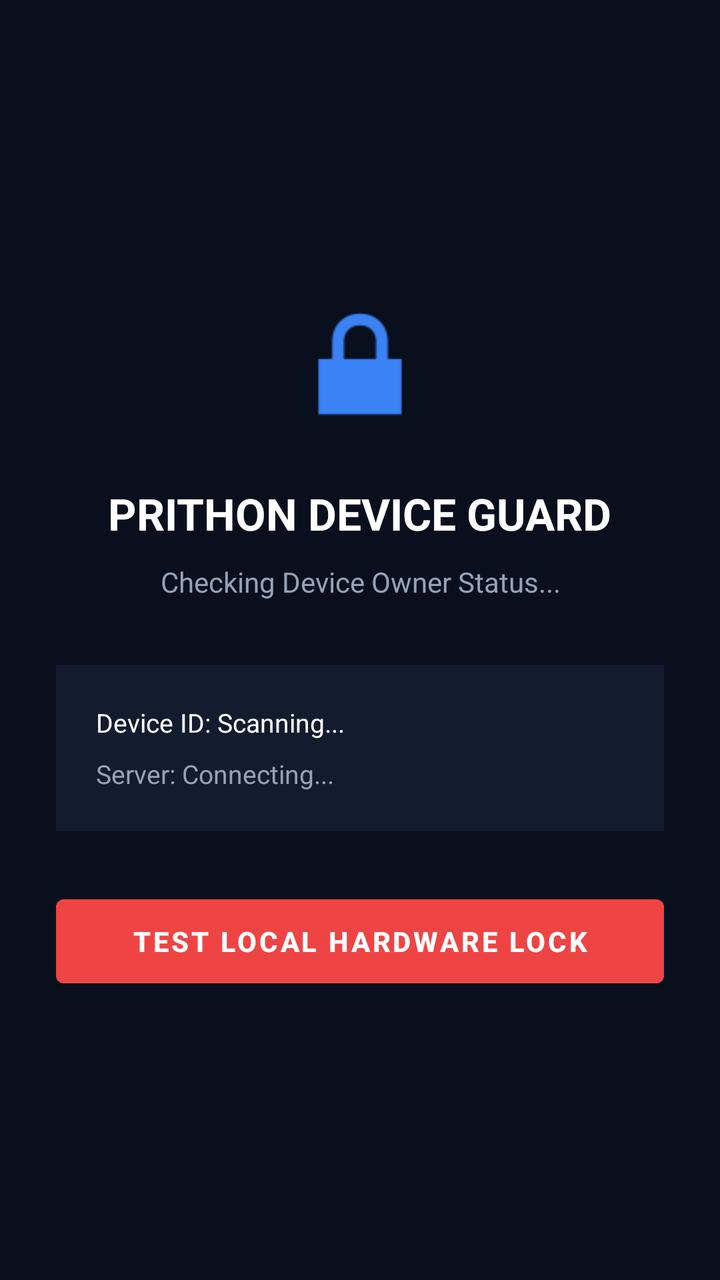
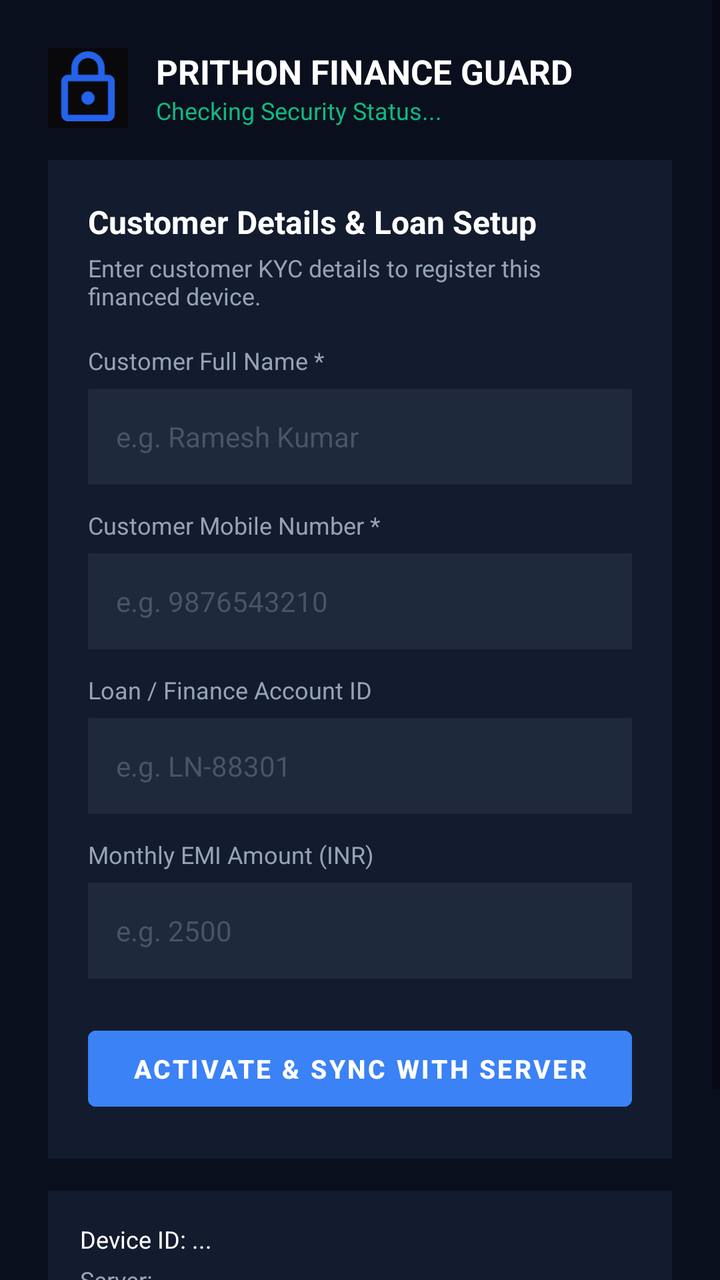

Screens rendered from an Android XML layout before and after an edit, with the pre-edit source and the edit as a unified diff.
<!-- AndroidManifest.xml: application theme Theme.PrithonDpc -->
<!-- res/layout/activity_main.xml -->
<?xml version="1.0" encoding="utf-8"?>
<LinearLayout xmlns:android="http://schemas.android.com/apk/res/android"
    android:layout_width="match_parent"
    android:layout_height="match_parent"
    android:orientation="vertical"
    android:background="@color/bg_dark"
    android:gravity="center"
    android:padding="28dp">

    <ImageView
        android:layout_width="80dp"
        android:layout_height="80dp"
        android:src="@android:drawable/ic_lock_lock"
        android:tint="@color/blue_primary"
        android:contentDescription="Shield Icon" />

    <TextView
        android:layout_width="wrap_content"
        android:layout_height="wrap_content"
        android:layout_marginTop="20dp"
        android:text="PRITHON DEVICE GUARD"
        android:textColor="@color/white"
        android:textSize="22sp"
        android:textStyle="bold" />

    <TextView
        android:id="@+id/tvStatus"
        android:layout_width="wrap_content"
        android:layout_height="wrap_content"
        android:layout_marginTop="10dp"
        android:text="Checking Device Owner Status..."
        android:textColor="@color/text_muted"
        android:textSize="14sp"
        android:textAlignment="center" />

    <LinearLayout
        android:layout_width="match_parent"
        android:layout_height="wrap_content"
        android:layout_marginTop="32dp"
        android:orientation="vertical"
        android:background="@color/card_dark"
        android:padding="20dp">

        <TextView
            android:id="@+id/tvDeviceId"
            android:layout_width="wrap_content"
            android:layout_height="wrap_content"
            android:text="Device ID: Scanning..."
            android:textColor="@color/white"
            android:textSize="13sp" />

        <TextView
            android:id="@+id/tvServerEndpoint"
            android:layout_width="wrap_content"
            android:layout_height="wrap_content"
            android:layout_marginTop="8dp"
            android:text="Server: Connecting..."
            android:textColor="@color/text_muted"
            android:textSize="13sp" />
    </LinearLayout>

    <Button
        android:id="@+id/btnTestLock"
        android:layout_width="match_parent"
        android:layout_height="54dp"
        android:layout_marginTop="28dp"
        android:text="TEST LOCAL HARDWARE LOCK"
        android:backgroundTint="@color/red_alert"
        android:textColor="@color/white"
        android:textStyle="bold" />

</LinearLayout>
<!-- resources referenced by this layout -->
<resources>
  <color name="bg_dark">#0A0F1D</color>
  <color name="blue_primary">#3B82F6</color>
  <color name="card_dark">#131B2E</color>
  <color name="red_alert">#EF4444</color>
  <color name="text_muted">#94A3B8</color>
  <color name="white">#FFFFFFFF</color>
  <style name="Theme.PrithonDpc" parent="Theme.MaterialComponents.DayNight.NoActionBar">
          <item name="colorPrimary">@color/blue_primary</item>
          <item name="android:statusBarColor">@color/bg_dark</item>
          <item name="android:navigationBarColor">@color/bg_dark</item>
      </style>
</resources>

<!-- the commit's change to res/layout/activity_main.xml (unified diff, before → after) -->
@@ -1,72 +1,286 @@
 <?xml version="1.0" encoding="utf-8"?>
-<LinearLayout xmlns:android="http://schemas.android.com/apk/res/android"
+<ScrollView xmlns:android="http://schemas.android.com/apk/res/android"
     android:layout_width="match_parent"
     android:layout_height="match_parent"
-    android:orientation="vertical"
     android:background="@color/bg_dark"
-    android:gravity="center"
-    android:padding="28dp">
-
-    <ImageView
-        android:layout_width="80dp"
-        android:layout_height="80dp"
-        android:src="@android:drawable/ic_lock_lock"
-        android:tint="@color/blue_primary"
-        android:contentDescription="Shield Icon" />
-
-    <TextView
-        android:layout_width="wrap_content"
-        android:layout_height="wrap_content"
-        android:layout_marginTop="20dp"
-        android:text="PRITHON DEVICE GUARD"
-        android:textColor="@color/white"
-        android:textSize="22sp"
-        android:textStyle="bold" />
-
-    <TextView
-        android:id="@+id/tvStatus"
-        android:layout_width="wrap_content"
-        android:layout_height="wrap_content"
-        android:layout_marginTop="10dp"
-        android:text="Checking Device Owner Status..."
-        android:textColor="@color/text_muted"
-        android:textSize="14sp"
-        android:textAlignment="center" />
+    android:fillViewport="true">
 
     <LinearLayout
         android:layout_width="match_parent"
         android:layout_height="wrap_content"
-        android:layout_marginTop="32dp"
         android:orientation="vertical"
-        android:background="@color/card_dark"
-        android:padding="20dp">
-
-        <TextView
-            android:id="@+id/tvDeviceId"
-            android:layout_width="wrap_content"
-            android:layout_height="wrap_content"
-            android:text="Device ID: Scanning..."
+        android:padding="24dp">
+
+        
+        <LinearLayout
+            android:layout_width="match_parent"
+            android:layout_height="wrap_content"
+            android:orientation="horizontal"
+            android:gravity="center_vertical"
+            android:layout_marginBottom="16dp">
+
+            <ImageView
+                android:layout_width="40dp"
+                android:layout_height="40dp"
+                android:src="@drawable/ic_launcher"
+                android:contentDescription="Logo" />
+
+            <LinearLayout
+                android:layout_width="0dp"
+                android:layout_height="wrap_content"
+                android:layout_weight="1"
+                android:layout_marginStart="14dp"
+                android:orientation="vertical">
+
+                <TextView
+                    android:layout_width="wrap_content"
+                    android:layout_height="wrap_content"
+                    android:text="PRITHON FINANCE GUARD"
+                    android:textColor="@color/white"
+                    android:textSize="17sp"
+                    android:textStyle="bold" />
+
+                <TextView
+                    android:id="@+id/tvStatus"
+                    android:layout_width="wrap_content"
+                    android:layout_height="wrap_content"
+                    android:text="Checking Security Status..."
+                    android:textColor="@color/green_success"
+                    android:textSize="12sp" />
+            </LinearLayout>
+        </LinearLayout>
+
+        
+        <LinearLayout
+            android:id="@+id/cardCustomerSummary"
+            android:layout_width="match_parent"
+            android:layout_height="wrap_content"
+            android:orientation="vertical"
+            android:background="@color/card_dark"
+            android:padding="16dp"
+            android:visibility="gone"
+            android:layout_marginBottom="16dp">
+
+            <TextView
+                android:layout_width="wrap_content"
+                android:layout_height="wrap_content"
+                android:text="CUSTOMER ONBOARDING ACTIVE"
+                android:textColor="@color/blue_primary"
+                android:textSize="12sp"
+                android:textStyle="bold" />
+
+            <TextView
+                android:id="@+id/tvSummaryName"
+                android:layout_width="wrap_content"
+                android:layout_height="wrap_content"
+                android:text="Name: Ramesh Sharma"
+                android:textColor="@color/white"
+                android:textSize="15sp"
+                android:textStyle="bold"
+                android:layout_marginTop="8dp" />
+
+            <TextView
+                android:id="@+id/tvSummaryPhone"
+                android:layout_width="wrap_content"
+                android:layout_height="wrap_content"
+                android:text="Phone: +91 9876543210"
+                android:textColor="@color/text_muted"
+                android:textSize="13sp"
+                android:layout_marginTop="4dp" />
+
+            <TextView
+                android:id="@+id/tvSummaryLoan"
+                android:layout_width="wrap_content"
+                android:layout_height="wrap_content"
+                android:text="Loan ID: PRITHON-1024"
+                android:textColor="@color/text_muted"
+                android:textSize="13sp"
+                android:layout_marginTop="4dp" />
+
+            <TextView
+                android:id="@+id/tvSummaryEmi"
+                android:layout_width="wrap_content"
+                android:layout_height="wrap_content"
+                android:text="Monthly EMI: ₹2,500"
+                android:textColor="@color/green_success"
+                android:textSize="14sp"
+                android:textStyle="bold"
+                android:layout_marginTop="4dp" />
+
+            <Button
+                android:id="@+id/btnEditCustomer"
+                android:layout_width="wrap_content"
+                android:layout_height="40dp"
+                android:text="Edit Details"
+                android:textSize="12sp"
+                android:layout_marginTop="12dp"
+                android:backgroundTint="@color/card_dark"
+                android:textColor="@color/blue_primary" />
+        </LinearLayout>
+
+        
+        <LinearLayout
+            android:id="@+id/cardCustomerForm"
+            android:layout_width="match_parent"
+            android:layout_height="wrap_content"
+            android:orientation="vertical"
+            android:background="@color/card_dark"
+            android:padding="20dp"
+            android:layout_marginBottom="16dp">
+
+            <TextView
+                android:layout_width="wrap_content"
+                android:layout_height="wrap_content"
+                android:text="Customer Details &amp; Loan Setup"
+                android:textColor="@color/white"
+                android:textSize="16sp"
+                android:textStyle="bold" />
+
+            <TextView
+                android:layout_width="wrap_content"
+                android:layout_height="wrap_content"
+                android:text="Enter customer KYC details to register this financed device."
+                android:textColor="@color/text_muted"
+                android:textSize="12sp"
+                android:layout_marginTop="4dp"
+                android:layout_marginBottom="16dp" />
+
+            
+            <TextView
+                android:layout_width="wrap_content"
+                android:layout_height="wrap_content"
+                android:text="Customer Full Name *"
+                android:textColor="@color/text_muted"
+                android:textSize="12sp" />
+
+            <EditText
+                android:id="@+id/etCustomerName"
+                android:layout_width="match_parent"
+                android:layout_height="48dp"
+                android:hint="e.g. Ramesh Kumar"
+                android:textColorHint="#475569"
+                android:textColor="@color/white"
+                android:textSize="14sp"
+                android:background="#1E293B"
+                android:paddingHorizontal="14dp"
+                android:inputType="textPersonName"
+                android:layout_marginTop="6dp"
+                android:layout_marginBottom="12dp" />
+
+            
+            <TextView
+                android:layout_width="wrap_content"
+                android:layout_height="wrap_content"
+                android:text="Customer Mobile Number *"
+                android:textColor="@color/text_muted"
+                android:textSize="12sp" />
+
+            <EditText
+                android:id="@+id/etCustomerPhone"
+                android:layout_width="match_parent"
+                android:layout_height="48dp"
+                android:hint="e.g. 9876543210"
+                android:textColorHint="#475569"
+                android:textColor="@color/white"
+                android:textSize="14sp"
+                android:background="#1E293B"
+                android:paddingHorizontal="14dp"
+                android:inputType="phone"
+                android:layout_marginTop="6dp"
+                android:layout_marginBottom="12dp" />
+
+            
+            <TextView
+                android:layout_width="wrap_content"
+                android:layout_height="wrap_content"
+                android:text="Loan / Finance Account ID"
+                android:textColor="@color/text_muted"
+                android:textSize="12sp" />
+
+            <EditText
+                android:id="@+id/etLoanId"
+                android:layout_width="match_parent"
+                android:layout_height="48dp"
+                android:hint="e.g. LN-88301"
+                android:textColorHint="#475569"
+                android:textColor="@color/white"
+                android:textSize="14sp"
+                android:background="#1E293B"
+                android:paddingHorizontal="14dp"
+                android:inputType="textCapCharacters"
+                android:layout_marginTop="6dp"
+                android:layout_marginBottom="12dp" />
+
+            
+            <TextView
+                android:layout_width="wrap_content"
+                android:layout_height="wrap_content"
+                android:text="Monthly EMI Amount (INR)"
+                android:textColor="@color/text_muted"
+                android:textSize="12sp" />
+
+            <EditText
+                android:id="@+id/etEmiAmount"
+                android:layout_width="match_parent"
+                android:layout_height="48dp"
+                android:hint="e.g. 2500"
+                android:textColorHint="#475569"
+                android:textColor="@color/white"
+                android:textSize="14sp"
+                android:background="#1E293B"
+                android:paddingHorizontal="14dp"
+                android:inputType="number"
+                android:layout_marginTop="6dp"
+                android:layout_marginBottom="20dp" />
+
+            <Button
+                android:id="@+id/btnSaveCustomer"
+                android:layout_width="match_parent"
+                android:layout_height="50dp"
+                android:text="ACTIVATE &amp; SYNC WITH SERVER"
+                android:backgroundTint="@color/blue_primary"
+                android:textColor="@color/white"
+                android:textStyle="bold"
+                android:textSize="13sp" />
+        </LinearLayout>
+
+        
+        <LinearLayout
+            android:layout_width="match_parent"
+            android:layout_height="wrap_content"
+            android:orientation="vertical"
+            android:background="@color/card_dark"
+            android:padding="16dp"
+            android:layout_marginBottom="16dp">
+
+            <TextView
+                android:id="@+id/tvDeviceId"
+                android:layout_width="wrap_content"
+                android:layout_height="wrap_content"
+                android:text="Device ID: ..."
+                android:textColor="@color/white"
+                android:textSize="12sp" />
+
+            <TextView
+                android:id="@+id/tvServerEndpoint"
+                android:layout_width="wrap_content"
+                android:layout_height="wrap_content"
+                android:text="Server: ..."
+                android:textColor="@color/text_muted"
+                android:textSize="12sp"
+                android:layout_marginTop="4dp" />
+        </LinearLayout>
+
+        
+        <Button
+            android:id="@+id/btnTestLock"
+            android:layout_width="match_parent"
+            android:layout_height="48dp"
+            android:text="TEST LOCAL KIOSK LOCK"
+            android:backgroundTint="@color/red_alert"
             android:textColor="@color/white"
+            android:textStyle="bold"
             android:textSize="13sp" />
 
-        <TextView
-            android:id="@+id/tvServerEndpoint"
-            android:layout_width="wrap_content"
-            android:layout_height="wrap_content"
-            android:layout_marginTop="8dp"
-            android:text="Server: Connecting..."
-            android:textColor="@color/text_muted"
-            android:textSize="13sp" />
     </LinearLayout>
-
-    <Button
-        android:id="@+id/btnTestLock"
-        android:layout_width="match_parent"
-        android:layout_height="54dp"
-        android:layout_marginTop="28dp"
-        android:text="TEST LOCAL HARDWARE LOCK"
-        android:backgroundTint="@color/red_alert"
-        android:textColor="@color/white"
-        android:textStyle="bold" />
-
-</LinearLayout>
+</ScrollView>
<!-- resource entries referenced after the edit -->
@@ -3,9 +3,23 @@
   <color name="bg_dark">#0A0F1D</color>
   <color name="blue_primary">#3B82F6</color>
   <color name="card_dark">#131B2E</color>
+  <color name="green_success">#10B981</color>
   <color name="red_alert">#EF4444</color>
   <color name="text_muted">#94A3B8</color>
   <color name="white">#FFFFFFFF</color>
+  <!-- drawable ic_launcher (drawable) -->
+  <vector xmlns:android="http://schemas.android.com/apk/res/android"
+      android:width="108dp"
+      android:height="108dp"
+      android:viewportWidth="24"
+      android:viewportHeight="24">
+      <path
+          android:fillColor="#09090b"
+          android:pathData="M0,0h24v24H0z"/>
+      <path
+          android:fillColor="#2563eb"
+          android:pathData="M18,8h-1V6c0,-2.76 -2.24,-5 -5,-5S7,3.24 7,6v2H6c-1.1,0 -2,0.9 -2,2v10c0,1.1 0.9,2 2,2h12c1.1,0 2,-0.9 2,-2V10c0,-1.1 -0.9,-2 -2,-2zM9,6c0,-1.66 1.34,-3 3,-3s3,1.34 3,3v2H9V6zm9,14H6V10h12v10zm-6,-3c1.1,0 2,-0.9 2,-2s-0.9,-2 -2,-2 -2,0.9 -2,2 0.9,2 2,2z"/>
+  </vector>
   <style name="Theme.PrithonDpc" parent="Theme.MaterialComponents.DayNight.NoActionBar">
           <item name="colorPrimary">@color/blue_primary</item>
           <item name="android:statusBarColor">@color/bg_dark</item>
